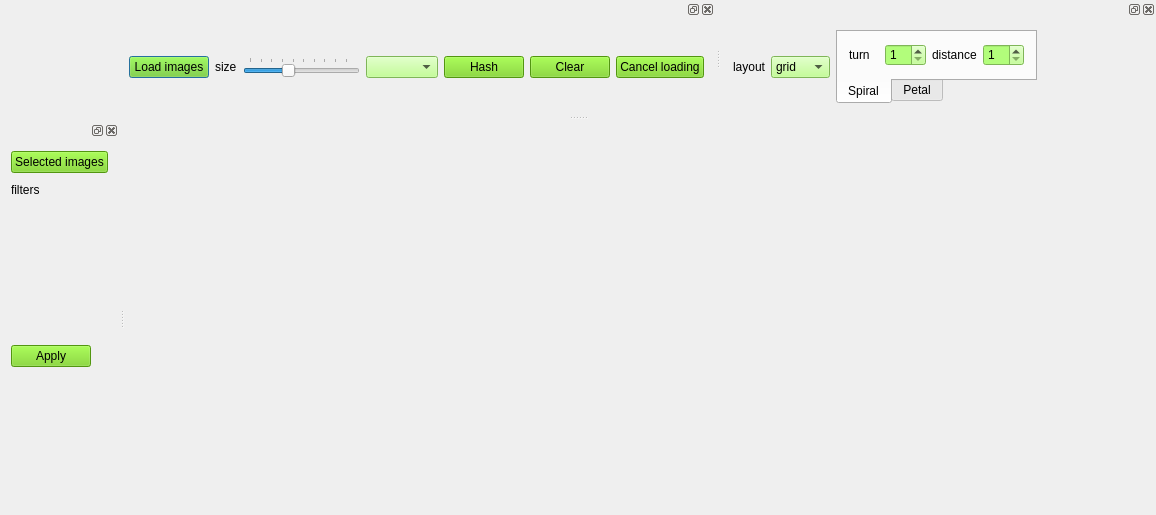
This is ui/MainWindow.ui in czimbortibor/Large-annotated-image-collection-management as Qt 5 draws it before an edit. The edited form follows.
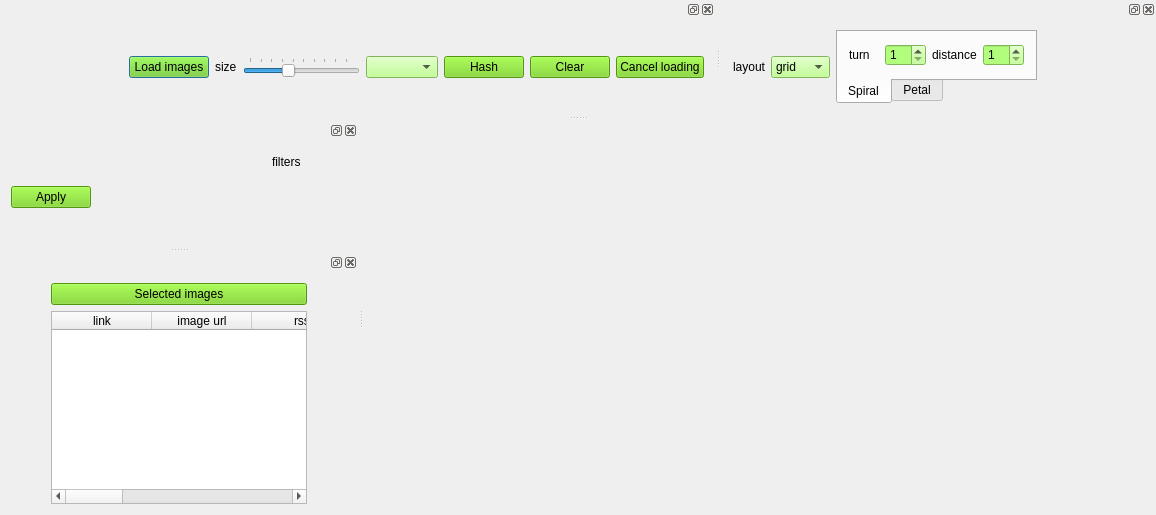
This is the edited form. Icons and pictures are not drawn.

```diff
--- a/ui/MainWindow.ui
+++ b/ui/MainWindow.ui
@@ -391,19 +391,22 @@
     <number>1</number>
    </attribute>
    <widget class="QWidget" name="dockWidgetContents_filters">
-    <layout class="QVBoxLayout" name="verticalLayout_2">
-     <item>
-      <widget class="QPushButton" name="btn_selectedImages">
-       <property name="styleSheet">
-        <string notr="true">background-color: rgb(115, 210, 22);</string>
-       </property>
-       <property name="text">
-        <string>Selected images</string>
-       </property>
-      </widget>
-     </item>
-     <item>
+    <layout class="QGridLayout" name="gridLayout_2">
+     <item row="0" column="0">
       <layout class="QHBoxLayout" name="horizontalLayout_addFilter">
+       <item>
+        <spacer name="horizontalSpacer_5">
+         <property name="orientation">
+          <enum>Qt::Horizontal</enum>
+         </property>
+         <property name="sizeHint" stdset="0">
+          <size>
+           <width>40</width>
+           <height>20</height>
+          </size>
+         </property>
+        </spacer>
+       </item>
        <item>
         <widget class="QLabel" name="label_filter">
          <property name="text">
@@ -448,10 +451,7 @@
        </item>
       </layout>
      </item>
-     <item>
-      <widget class="QWidget" name="widget_createFilters" native="true"/>
-     </item>
-     <item>
+     <item row="2" column="0">
       <widget class="QPushButton" name="btn_applyFilters">
        <property name="sizePolicy">
         <sizepolicy hsizetype="Fixed" vsizetype="Fixed">
@@ -473,7 +473,10 @@
        </property>
       </widget>
      </item>
-     <item>
+     <item row="1" column="0">
+      <widget class="QWidget" name="widget_createFilters" native="true"/>
+     </item>
+     <item row="3" column="0">
       <widget class="QWidget" name="widget_filters" native="true">
        <layout class="QFormLayout" name="formLayout"/>
       </widget>
@@ -481,6 +484,113 @@
     </layout>
    </widget>
   </widget>
+  <widget class="QDockWidget" name="dockWidget_metadata">
+   <attribute name="dockWidgetArea">
+    <number>1</number>
+   </attribute>
+   <widget class="QWidget" name="dockWidgetContents">
+    <layout class="QGridLayout" name="gridLayout">
+     <item row="0" column="0">
+      <spacer name="horizontalSpacer_4">
+       <property name="orientation">
+        <enum>Qt::Horizontal</enum>
+       </property>
+       <property name="sizeHint" stdset="0">
+        <size>
+         <width>40</width>
+         <height>20</height>
+        </size>
+       </property>
+      </spacer>
+     </item>
+     <item row="0" column="1">
+      <widget class="QPushButton" name="btn_selectedImages">
+       <property name="sizePolicy">
+        <sizepolicy hsizetype="Preferred" vsizetype="Fixed">
+         <horstretch>0</horstretch>
+         <verstretch>0</verstretch>
+        </sizepolicy>
+       </property>
+       <property name="styleSheet">
+        <string notr="true">background-color: rgb(115, 210, 22);</string>
+       </property>
+       <property name="text">
+        <string>Selected images</string>
+       </property>
+      </widget>
+     </item>
+     <item row="0" column="2">
+      <spacer name="horizontalSpacer_2">
+       <property name="orientation">
+        <enum>Qt::Horizontal</enum>
+       </property>
+       <property name="sizeHint" stdset="0">
+        <size>
+         <width>40</width>
+         <height>20</height>
+        </size>
+       </property>
+      </spacer>
+     </item>
+     <item row="1" column="1">
+      <widget class="QTableWidget" name="tableWidget_metadata">
+       <property name="enabled">
+        <bool>true</bool>
+       </property>
+       <property name="editTriggers">
+        <set>QAbstractItemView::NoEditTriggers</set>
+       </property>
+       <property name="gridStyle">
+        <enum>Qt::SolidLine</enum>
+       </property>
+       <property name="sortingEnabled">
+        <bool>false</bool>
+       </property>
+       <column>
+        <property name="text">
+         <string>link</string>
+        </property>
+       </column>
+       <column>
+        <property name="text">
+         <string>image url</string>
+        </property>
+       </column>
+       <column>
+        <property name="text">
+         <string>rss</string>
+        </property>
+       </column>
+       <column>
+        <property name="text">
+         <string>author</string>
+        </property>
+       </column>
+       <column>
+        <property name="text">
+         <string>title</string>
+        </property>
+       </column>
+       <column>
+        <property name="text">
+         <string>published</string>
+        </property>
+       </column>
+       <column>
+        <property name="text">
+         <string>summary</string>
+        </property>
+       </column>
+       <column>
+        <property name="text">
+         <string>image path</string>
+        </property>
+       </column>
+      </widget>
+     </item>
+    </layout>
+   </widget>
+  </widget>
   <zorder>dockWidget_mainControls</zorder>
   <zorder>dockWidget_filters</zorder>
   <zorder>dockWidget_layouts</zorder>
```
Left out of the diff: 1 changed line with no effect on the pictures.
